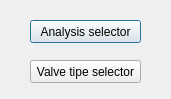
Giswater/giswater_qgis_plugin, file ui/mincut_config.ui: the form before one commit.
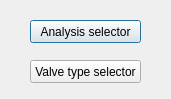
The form after the commit.

Patch:
```diff
--- a/ui/mincut_config.ui
+++ b/ui/mincut_config.ui
@@ -36,7 +36,7 @@
     </rect>
    </property>
    <property name="text">
-    <string>Valve tipe selector</string>
+    <string>Valve type selector</string>
    </property>
   </widget>
  </widget>
```
